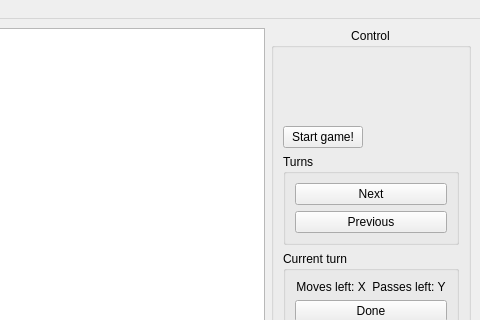
Before: the Qt Designer form src/MainWindow.ui in Tommalla/Diaballik, drawn with Qt 5; both pictures show x 320 to 800 and y 0 to 320 of the 800 by 600 pixel window.
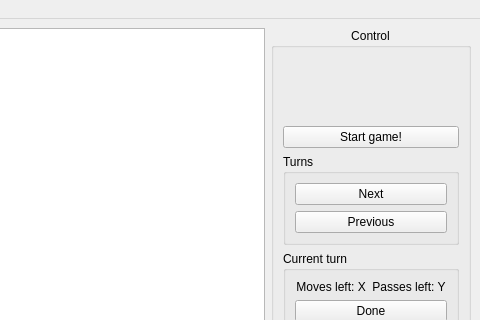
After: the same form once the commit is applied.

Patch:
```diff
--- a/src/MainWindow.ui
+++ b/src/MainWindow.ui
@@ -49,7 +49,7 @@
            <item>
             <widget class="QPushButton" name="startPushButton">
              <property name="sizePolicy">
-              <sizepolicy hsizetype="Fixed" vsizetype="Fixed">
+              <sizepolicy hsizetype="Minimum" vsizetype="Fixed">
                <horstretch>0</horstretch>
                <verstretch>0</verstretch>
               </sizepolicy>
```
